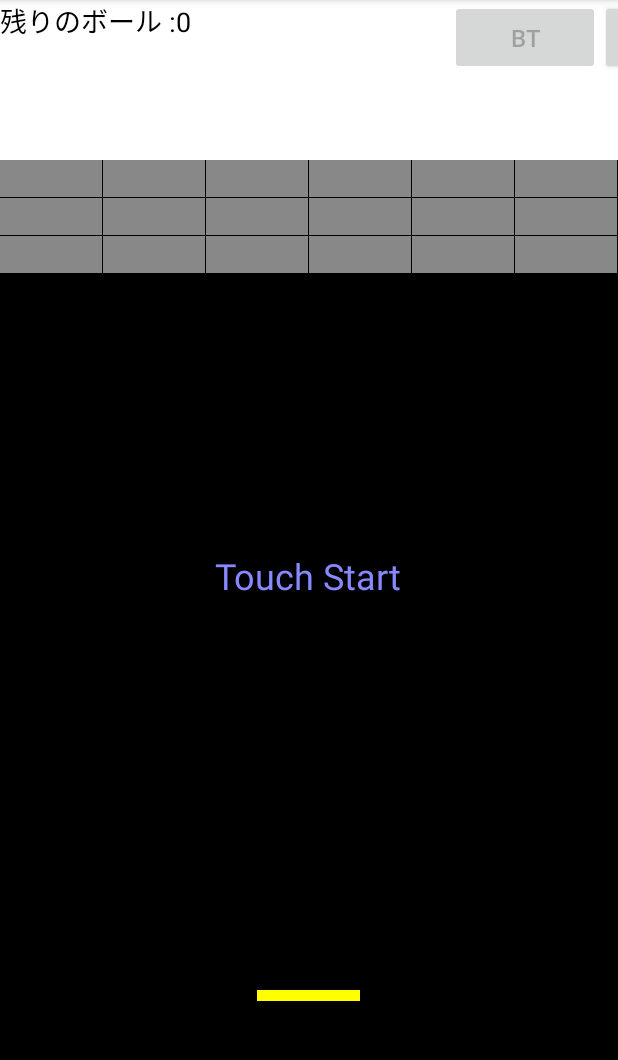
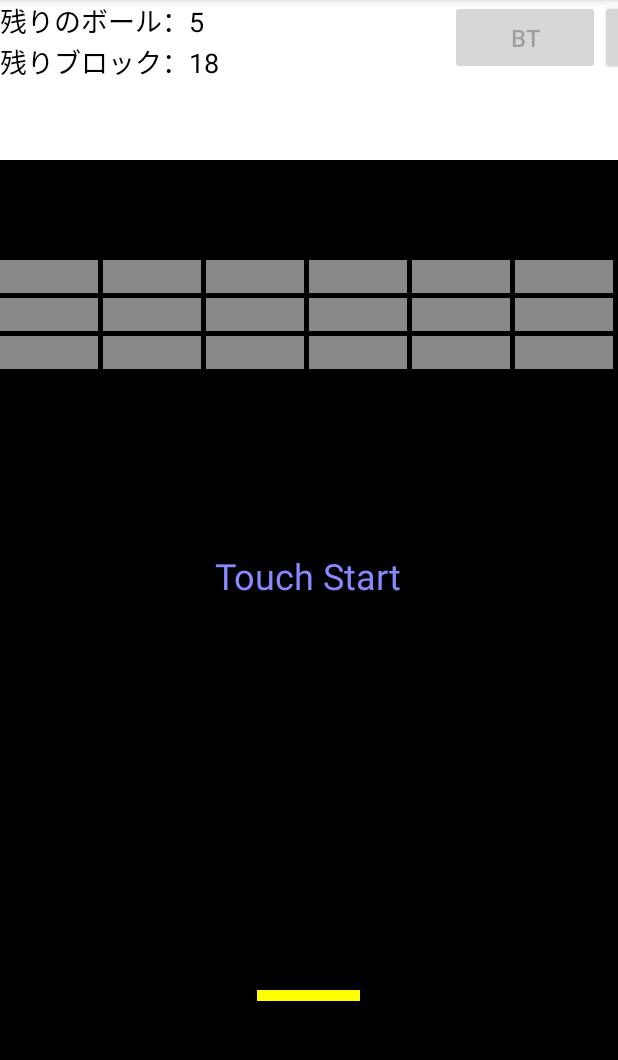
Before and after one commit to webfrontier/BreakOut, an Android app: the screen it shows after launch (MainActivity), on a phone screen of 412 x 824 dp, the part 84-1144 px from its top. Run offline under Robolectric (Android 15) with nearby library versions, the phone set to English and light mode, and no system bars; 1 statement that could not run was skipped.

Commit message:
コメント整理 残ブロック数表示対応

```diff
--- a/app/src/main/AndroidManifest.xml
+++ b/app/src/main/AndroidManifest.xml
@@ -12,7 +12,8 @@
         android:label="@string/app_name"
         android:supportsRtl="true"
         android:theme="@style/AppTheme">
-        <activity android:name=".MainActivity">
+        <activity android:name=".MainActivity"
+            android:screenOrientation="portrait">
             <intent-filter>
                 <action android:name="android.intent.action.MAIN" />
 
--- a/app/src/main/java/jp/co/webfrontier/breakout/BreakoutView.java
+++ b/app/src/main/java/jp/co/webfrontier/breakout/BreakoutView.java
@@ -54,9 +54,9 @@ public class BreakoutView extends View {
      */
     private static final int STATUS_H = 160;
     /**
-     * ステータス表示領域
+     * ブロックの上のスペースの高さ
      */
-    private static Rect STATUS_RECT;
+    private static final int UPPER_SPACE = 100;
     /**
      * 描画更新頻度
      */
@@ -179,6 +179,18 @@ public class BreakoutView extends View {
     }
 
     /**
+     * 残りブロック数表示更新
+     */
+    public void refreshRemainBrickCount() {
+        TextView tv = (TextView)getRootView().findViewById(R.id.remain_bricks);
+        if(tv != null) {
+            Resources resource = getContext().getResources();
+            CharSequence newMessage = resource.getText(R.string.remain_brick_count);
+            tv.setText(newMessage + Integer.toString(getBricksCount()));
+        }
+    }
+
+    /**
      * 新しくゲーム開始
      */
     private void newGame() {
@@ -196,7 +208,7 @@ public class BreakoutView extends View {
         for(int col = 0; col < BRICK_COL; col++) {
             for(int row = 0; row < BRICK_ROW; row++) {
                 // ブロック情報生成
-                mBricks[col][row] = new BrickNormal(col * brick_w, row * brick_h + STATUS_H);
+                mBricks[col][row] = new BrickNormal(col * brick_w, row * brick_h + STATUS_H + UPPER_SPACE);
             }
         }
 
@@ -442,7 +454,7 @@ public class BreakoutView extends View {
      */
     private SetXY calcBrickIndex(float x, float y) {
         // ブロック全体の表示領域
-        Rect blockArea = new Rect(0, STATUS_H, Brick.WIDTH * BRICK_COL, Brick.HEIGHT * BRICK_ROW + STATUS_H);
+        Rect blockArea = new Rect(0, STATUS_H + UPPER_SPACE, Brick.WIDTH * BRICK_COL, Brick.HEIGHT * BRICK_ROW + STATUS_H + UPPER_SPACE);
 
         SetXY index = null;
         if(blockArea.contains((int)x, (int)y)) {
@@ -468,17 +480,17 @@ public class BreakoutView extends View {
      */
     @Override
     protected void onSizeChanged(int w, int h, int oldw, int oldh) {
-        // ステータス表示領域設定
-        STATUS_RECT = new Rect(0, STATUS_H, w, h);
         disp_w = w;
         disp_h = h;
         // パッドへサイズ設定
         mPad.init(w, h);
-        // ボール残数表示
-        refreshStockBallCount();
         setMode(MODE_READY);
 
         newGame();
+        // ボール残数表示
+        refreshStockBallCount();
+        // ブロック残数表示
+        refreshRemainBrickCount();
     }
 
     /**
@@ -537,6 +549,8 @@ public class BreakoutView extends View {
                 for(SetXY target : hitBricks) {
                     mBricks[target.col][target.row].crash(this);
                 }
+                // 残りブロック数表示更新
+                refreshRemainBrickCount();
 
                 // ブロックとの反射
                 if(yCrash < 0 || yCrash > 0) {
@@ -586,7 +600,7 @@ public class BreakoutView extends View {
     public void onDraw(Canvas canvas) {
         // ステータス領域描画
         canvas.drawColor(STS_BG_COLOR);
-        canvas.drawRect(STATUS_RECT, mPaint);
+        canvas.drawRect(new Rect(0, STATUS_H, disp_w, disp_h), mPaint);
 
         // ゲームフィールド領域描画
         // パッド描画
--- a/app/src/main/java/jp/co/webfrontier/breakout/Brick.java
+++ b/app/src/main/java/jp/co/webfrontier/breakout/Brick.java
@@ -18,10 +18,18 @@ abstract class Brick implements DrawableItem {
      */
     public static final int UNBREAKABLE = -1;
     /**
+     * ブロック間のスペース
+     */
+    public static final int BLOCK_SPACE = 5;
+    /**
      * ブロック強度<br>
      *     ブロックが壊れるまでのボールヒット回数
      */
     protected int robustness = 1;
+    /**
+     * ペインター
+     */
+    private Paint mBrickPaint = new Paint();
     /**
      * ブロックX座標（左）
      */
@@ -58,6 +66,7 @@ abstract class Brick implements DrawableItem {
         this.y = y;
         this.ly = y + HEIGHT;
         this.lx = x + WIDTH;
+        mBrickPaint.setColor(getColor());
     }
 
     /**
@@ -68,9 +77,7 @@ abstract class Brick implements DrawableItem {
     @Override
     public void draw(Canvas canvas) {
         if(isUnbroken()) {
-            Paint paint = new Paint();
-            paint.setColor(getColor());
-            canvas.drawRect(x, y, lx - 1, ly - 1, paint);
+            canvas.drawRect(x, y, lx - BLOCK_SPACE, ly - BLOCK_SPACE, mBrickPaint);
         }
     }
 
--- a/app/src/main/res/layout/main.xml
+++ b/app/src/main/res/layout/main.xml
@@ -14,6 +14,11 @@
         android:layout_width="fill_parent"
         android:layout_height="fill_parent">
 
+        <LinearLayout xmlns:android="http://schemas.android.com/apk/res/android"
+            android:orientation="vertical"
+            android:layout_width="450px"
+            android:layout_height="160px">
+
             <TextView
                 android:id="@+id/stock_balls"
                 android:text="@string/stock_ball_count"
@@ -21,9 +26,19 @@
                 android:layout_width="450px"
                 android:layout_height="wrap_content"
                 android:layout_centerInParent="true"
-            android:gravity="top"
                 android:textColor="#000000"
                 android:textSize="18sp"/>
+
+            <TextView
+                android:id="@+id/remain_bricks"
+                android:text="@string/remain_brick_count"
+                android:visibility="visible"
+                android:layout_width="450px"
+                android:layout_height="wrap_content"
+                android:layout_centerInParent="true"
+                android:textColor="#000000"
+                android:textSize="18sp"/>
+        </LinearLayout>
 
         <Button
             android:id="@+id/bt_btn"
--- a/app/src/main/res/values/strings.xml
+++ b/app/src/main/res/values/strings.xml
@@ -8,8 +8,9 @@
     <string name="game_over_message">Game Over</string>
     <string name="game_clear_message">Congratulation!!</string>
     <string name="new_ball_help">Push [BALL]</string>
-    <string name="stock_ball_count">残りのボール : </string>
+    <string name="stock_ball_count">残りのボール：</string>
+    <string name="remain_brick_count">残りブロック：</string>
 
     <!-- Toast Message -->
-    <string name="msg_gatt_connect_fail">"GATT接続に失敗しました。"</string>
+    <string name="msg_gatt_connect_fail">"BLE Device disconnected."</string>
 </resources>
```
Also changed, not shown: app/src/main/java/jp/co/webfrontier/breakout/Ball.java (+10 -5 lines), app/src/main/java/jp/co/webfrontier/breakout/MainActivity.java (+11 -3 lines). Lines whose indentation alone changed are shown as unchanged.
